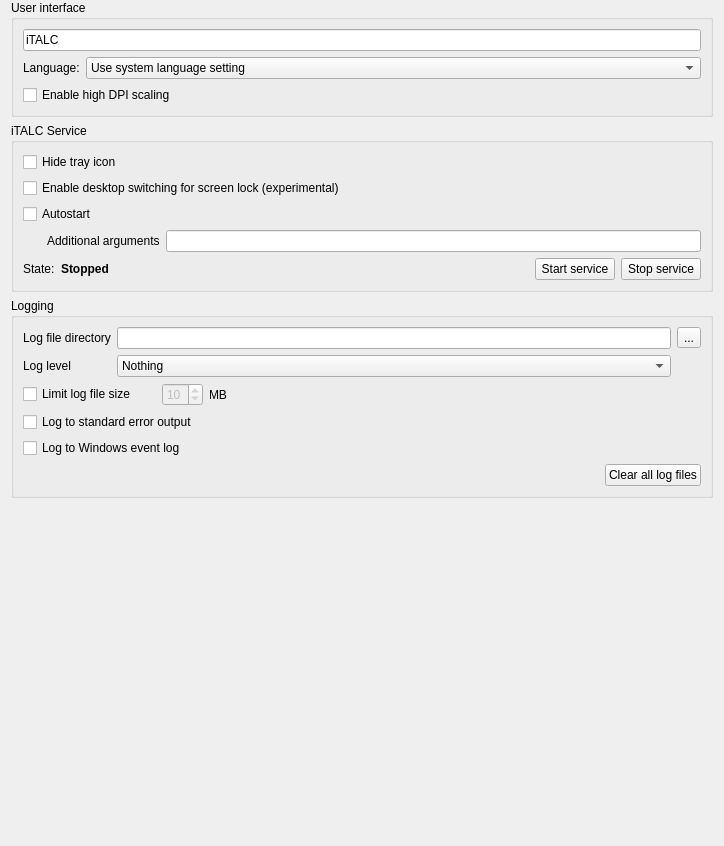
Before: the Qt Designer form configurator/forms/GeneralConfigurationPage.ui in veyon/veyon, drawn with Qt 5.
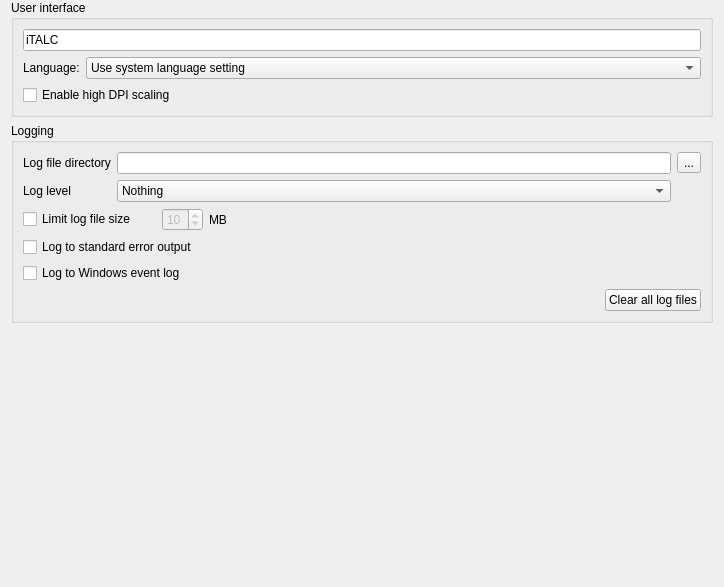
After: the same form once the commit is applied. Icons and pictures are not drawn.

Commit message:
Configurator: move service control to ServiceConfigurationPage
...and make use of new ServiceControl class.

```diff
--- a/configurator/forms/GeneralConfigurationPage.ui
+++ b/configurator/forms/GeneralConfigurationPage.ui
@@ -7,7 +7,7 @@
     <x>0</x>
     <y>0</y>
     <width>724</width>
-    <height>846</height>
+    <height>587</height>
    </rect>
   </property>
   <layout class="QVBoxLayout" name="verticalLayout_14">
@@ -65,121 +65,6 @@
      </layout>
     </widget>
    </item>
-   <item>
-    <widget class="QGroupBox" name="groupBox_3">
-     <property name="title">
-      <string>iTALC Service</string>
-     </property>
-     <layout class="QGridLayout" name="gridLayout_10">
-      <item row="0" column="0" colspan="5">
-       <widget class="QCheckBox" name="isTrayIconHidden">
-        <property name="text">
-         <string>Hide tray icon</string>
-        </property>
-       </widget>
-      </item>
-      <item row="2" column="0" colspan="5">
-       <widget class="QCheckBox" name="autostartService">
-        <property name="text">
-         <string>Autostart</string>
-        </property>
-       </widget>
-      </item>
-      <item row="3" column="0" colspan="5">
-       <layout class="QHBoxLayout" name="horizontalLayout_2">
-        <item>
-         <spacer name="horizontalSpacer_4">
-          <property name="orientation">
-           <enum>Qt::Horizontal</enum>
-          </property>
-          <property name="sizeType">
-           <enum>QSizePolicy::Fixed</enum>
-          </property>
-          <property name="sizeHint" stdset="0">
-           <size>
-            <width>24</width>
-            <height>10</height>
-           </size>
-          </property>
-         </spacer>
-        </item>
-        <item>
-         <widget class="QLabel" name="label_9">
-          <property name="text">
-           <string>Additional arguments</string>
-          </property>
-         </widget>
-        </item>
-        <item>
-         <widget class="QLineEdit" name="serviceArguments"/>
-        </item>
-       </layout>
-      </item>
-      <item row="4" column="3">
-       <widget class="QPushButton" name="startService">
-        <property name="text">
-         <string>Start service</string>
-        </property>
-        <property name="icon">
-         <iconset resource="../italc-configurator.qrc">
-          <normaloff>:/resources/media-playback-start.png</normaloff>:/resources/media-playback-start.png</iconset>
-        </property>
-       </widget>
-      </item>
-      <item row="4" column="4">
-       <widget class="QPushButton" name="stopService">
-        <property name="text">
-         <string>Stop service</string>
-        </property>
-        <property name="icon">
-         <iconset resource="../italc-configurator.qrc">
-          <normaloff>:/resources/media-playback-stop.png</normaloff>:/resources/media-playback-stop.png</iconset>
-        </property>
-       </widget>
-      </item>
-      <item row="4" column="2">
-       <spacer name="horizontalSpacer_8">
-        <property name="orientation">
-         <enum>Qt::Horizontal</enum>
-        </property>
-        <property name="sizeHint" stdset="0">
-         <size>
-          <width>40</width>
-          <height>20</height>
-         </size>
-        </property>
-       </spacer>
-      </item>
-      <item row="4" column="0">
-       <widget class="QLabel" name="label_15">
-        <property name="text">
-         <string>State:</string>
-        </property>
-       </widget>
-      </item>
-      <item row="4" column="1">
-       <widget class="QLabel" name="serviceState">
-        <property name="font">
-         <font>
-          <weight>75</weight>
-          <bold>true</bold>
-         </font>
-        </property>
-        <property name="text">
-         <string>Stopped</string>
-        </property>
-       </widget>
-      </item>
-      <item row="1" column="0" colspan="5">
-       <widget class="QCheckBox" name="lockWithDesktopSwitching">
-        <property name="text">
-         <string>Enable desktop switching for screen lock (experimental)</string>
-        </property>
-       </widget>
-      </item>
-     </layout>
-    </widget>
-   </item>
    <item>
     <widget class="QGroupBox" name="groupBox_7">
      <property name="title">
```
The commit also changes 9 other files.
